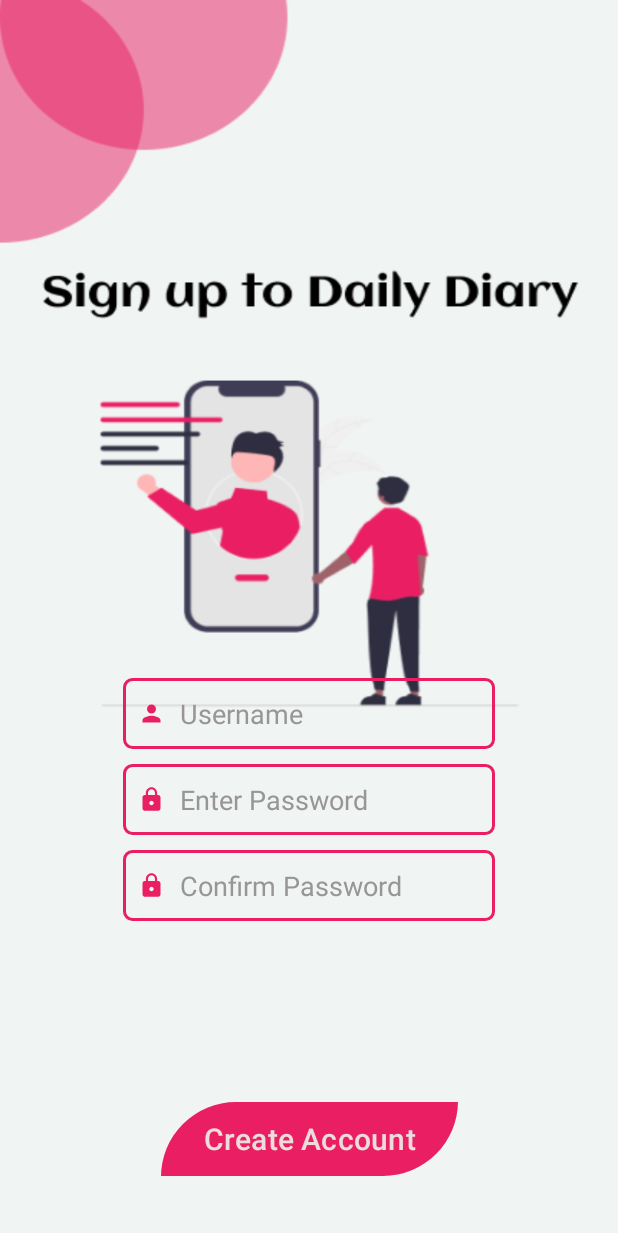
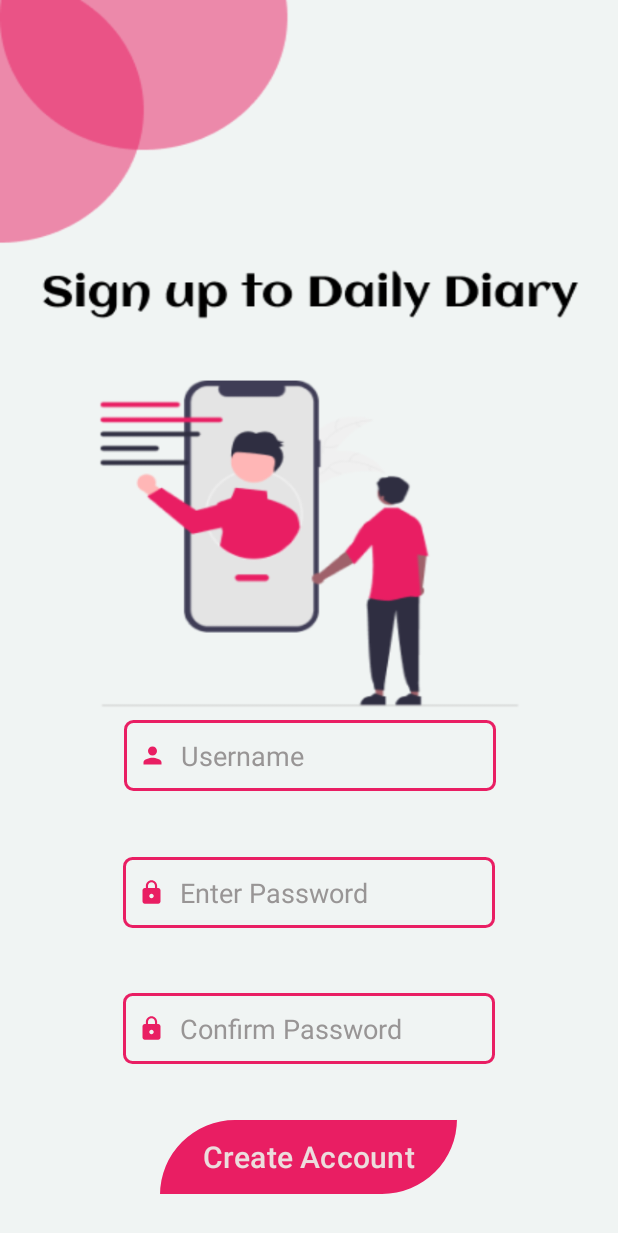
Before and after one commit to GovinduKamburugamuwa/Daily_Diary, an Android app: the Login screen opened directly, with no data from a screen before it, on a phone screen of 412 x 824 dp. Shown: the top 1233 px of the screen. Run offline under Robolectric (Android 15) with nearby library versions, the phone set to English and light mode, and no system bars; libraries missing offline, so code that uses them is left out: com.google.firebase.crashlytics.

```diff
--- a/app/src/main/res/layout/activity_login.xml
+++ b/app/src/main/res/layout/activity_login.xml
@@ -14,6 +14,7 @@
         android:layout_width="248dp"
         android:layout_height="47dp"
         android:layout_marginTop="452dp"
+        android:layout_marginBottom="5dp"
         android:background="@drawable/edt_background"
         android:drawableLeft="@drawable/baseline_person_24"
         android:drawablePadding="10dp"
@@ -22,7 +23,9 @@
         android:inputType="text"
         android:paddingLeft="10dp"
         android:textColorHint="#FF989595"
+        app:layout_constraintBottom_toTopOf="@+id/password"
         app:layout_constraintEnd_toEndOf="parent"
+        app:layout_constraintHorizontal_bias="0.503"
         app:layout_constraintStart_toStartOf="parent"
         app:layout_constraintTop_toTopOf="parent" />
 
@@ -31,14 +34,16 @@
         android:layout_width="248dp"
         android:layout_height="47dp"
         android:layout_marginTop="10dp"
+        android:layout_marginBottom="5dp"
         android:background="@drawable/edt_background"
         android:drawableLeft="@drawable/baseline_lock_24"
         android:drawablePadding="10dp"
         android:ems="10"
+        android:hint="Enter Password"
         android:inputType="textPassword"
         android:paddingLeft="10dp"
-        android:hint="Enter Password"
         android:textColorHint="#FF989595"
+        app:layout_constraintBottom_toTopOf="@+id/confirmPassword"
         app:layout_constraintEnd_toEndOf="parent"
         app:layout_constraintStart_toStartOf="parent"
         app:layout_constraintTop_toBottomOf="@+id/username" />
@@ -48,14 +53,16 @@
         android:layout_width="248dp"
         android:layout_height="47dp"
         android:layout_marginTop="10dp"
+        android:layout_marginBottom="5dp"
         android:background="@drawable/edt_background"
         android:drawableLeft="@drawable/baseline_lock_24"
         android:drawablePadding="10dp"
         android:ems="10"
+        android:hint="Confirm Password"
         android:inputType="textPassword"
         android:paddingLeft="10dp"
-        android:hint="Confirm Password"
         android:textColorHint="#FF989595"
+        app:layout_constraintBottom_toTopOf="@+id/crtbtn"
         app:layout_constraintEnd_toEndOf="parent"
         app:layout_constraintStart_toStartOf="parent"
         app:layout_constraintTop_toBottomOf="@+id/password" />
@@ -64,7 +71,7 @@
         android:id="@+id/crtbtn"
         android:layout_width="198dp"
         android:layout_height="57dp"
-        android:layout_marginBottom="36dp"
+        android:layout_marginBottom="24dp"
         android:text="Create Account"
         android:textAlignment="center"
         android:textColor="#ECDDDD"
@@ -72,6 +79,7 @@
         app:backgroundTint="#E91E63"
         app:layout_constraintBottom_toBottomOf="parent"
         app:layout_constraintEnd_toEndOf="parent"
+        app:layout_constraintHorizontal_bias="0.497"
         app:layout_constraintStart_toStartOf="parent"
         app:shapeAppearance="@style/CustomShapeAppearance" />
 
--- a/app/src/main/res/layout/activity_main3.xml
+++ b/app/src/main/res/layout/activity_main3.xml
@@ -6,7 +6,7 @@
     android:layout_height="match_parent"
     android:orientation="vertical"
     android:padding="10dp"
-    android:background="@drawable/sign_page"
+    android:background="@drawable/background"
     android:scaleType="centerCrop"
     tools:context=".ViewScreen">
 
@@ -29,8 +29,9 @@
         android:id="@+id/addnewnotebtn"
         android:layout_width="match_parent"
         android:layout_height="wrap_content"
-        android:backgroundTint="#00BCD4"
+        android:backgroundTint="#E91E63"
         android:text="Add new note"
+        app:shapeAppearance="@style/CustomShapeAppearance"
         android:textColor="#FCFEFF" />
 
 
--- a/app/src/main/res/layout/activity_settings.xml
+++ b/app/src/main/res/layout/activity_settings.xml
@@ -5,7 +5,7 @@
     android:id="@+id/main"
     android:layout_width="match_parent"
     android:layout_height="match_parent"
-    android:background="@drawable/sign_page"
+    android:background="@drawable/background"
     android:scaleType="centerCrop"
     tools:context=".Settings">
 
@@ -14,8 +14,9 @@
         android:layout_width="wrap_content"
         android:layout_height="wrap_content"
         android:layout_marginTop="35dp"
-        android:backgroundTint="#00BCD4"
+        android:backgroundTint="#E91E63"
         android:text="Submit"
+        app:shapeAppearance="@style/CustomShapeAppearance"
         app:layout_constraintBottom_toBottomOf="parent"
         app:layout_constraintEnd_toEndOf="parent"
         app:layout_constraintHorizontal_bias="0.465"
--- a/app/src/main/res/layout/item_view.xml
+++ b/app/src/main/res/layout/item_view.xml
@@ -5,7 +5,7 @@
     android:layout_height="wrap_content"
     android:layout_marginBottom="10dp"
     android:background="@drawable/rounded_corner"
-    android:backgroundTint="#00BCD4"
+    android:backgroundTint="#E91E63"
     android:padding="10dp">
 
     <ImageView
```
Also changed, not shown: app/src/main/res/drawable/ic_baseline_account_24.xml (added, +10 -0 lines), app/src/main/res/drawable/ic_baseline_add_24.xml (added, +10 -0 lines), app/src/main/res/drawable/ic_baseline_home_24.xml (added, +10 -0 lines), app/src/main/res/drawable/ic_baseline_settings_24.xml (added, +10 -0 lines), app/src/main/res/drawable/ic_baseline_view_24.xml (added, +10 -0 lines), app/src/main/res/drawable/background.png (added), app/src/main/res/drawable/delete.png, app/src/main/res/drawable/img.png (deleted), app/src/main/res/drawable/loging.png (deleted).
